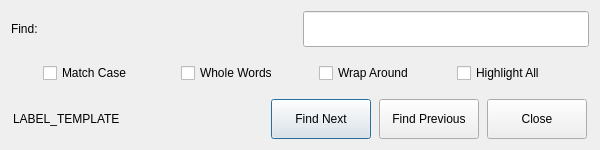
Qt form gui/ui/find_dialog.ui (imndllnuri/rv32i-emulator) before a commit.
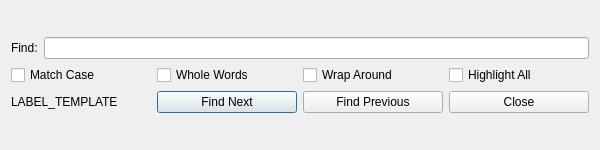
The same form after that commit.

Commit message: GUI polish: resizable Find/Replace dialogs, working Replace logic

Patch:
```diff
--- a/gui/ui/find_dialog.ui
+++ b/gui/ui/find_dialog.ui
@@ -10,30 +10,6 @@
     <height>150</height>
    </rect>
   </property>
-  <property name="sizePolicy">
-   <sizepolicy hsizetype="Fixed" vsizetype="Fixed">
-    <horstretch>0</horstretch>
-    <verstretch>0</verstretch>
-   </sizepolicy>
-  </property>
-  <property name="minimumSize">
-   <size>
-    <width>0</width>
-    <height>150</height>
-   </size>
-  </property>
-  <property name="maximumSize">
-   <size>
-    <width>600</width>
-    <height>150</height>
-   </size>
-  </property>
-  <property name="baseSize">
-   <size>
-    <width>600</width>
-    <height>300</height>
-   </size>
-  </property>
   <property name="windowTitle">
    <string>Find</string>
   </property>
@@ -47,12 +23,6 @@
        </property>
        <item>
         <widget class="QLabel" name="findLabel">
-         <property name="sizePolicy">
-          <sizepolicy hsizetype="Minimum" vsizetype="Minimum">
-           <horstretch>0</horstretch>
-           <verstretch>0</verstretch>
-          </sizepolicy>
-         </property>
          <property name="text">
           <string>Find:</string>
          </property>
@@ -60,18 +30,6 @@
        </item>
        <item>
         <widget class="QLineEdit" name="findLineEdit">
-         <property name="sizePolicy">
-          <sizepolicy hsizetype="Minimum" vsizetype="Minimum">
-           <horstretch>0</horstretch>
-           <verstretch>0</verstretch>
-          </sizepolicy>
-         </property>
-         <property name="maximumSize">
-          <size>
-           <width>16777215</width>
-           <height>100</height>
-          </size>
-         </property>
         </widget>
        </item>
       </layout>
@@ -80,24 +38,6 @@
       <layout class="QHBoxLayout" name="optionsLayout">
        <item>
         <widget class="QCheckBox" name="caseSensitiveCheckBox">
-         <property name="sizePolicy">
-          <sizepolicy hsizetype="Fixed" vsizetype="Fixed">
-           <horstretch>0</horstretch>
-           <verstretch>0</verstretch>
-          </sizepolicy>
-         </property>
-         <property name="minimumSize">
-          <size>
-           <width>100</width>
-           <height>40</height>
-          </size>
-         </property>
-         <property name="maximumSize">
-          <size>
-           <width>100</width>
-           <height>40</height>
-          </size>
-         </property>
          <property name="text">
           <string>Match Case</string>
          </property>
@@ -105,30 +45,6 @@
        </item>
        <item>
         <widget class="QCheckBox" name="wholeWordsCheckBox">
-         <property name="sizePolicy">
-          <sizepolicy hsizetype="Fixed" vsizetype="Fixed">
-           <horstretch>0</horstretch>
-           <verstretch>0</verstretch>
-          </sizepolicy>
-         </property>
-         <property name="minimumSize">
-          <size>
-           <width>100</width>
-           <height>40</height>
-          </size>
-         </property>
-         <property name="maximumSize">
-          <size>
-           <width>100</width>
-           <height>40</height>
-          </size>
-         </property>
-         <property name="baseSize">
-          <size>
-           <width>100</width>
-           <height>40</height>
-          </size>
-         </property>
          <property name="text">
           <string>Whole Words</string>
          </property>
@@ -136,24 +52,6 @@
        </item>
        <item>
         <widget class="QCheckBox" name="wrapAroundCheckBox">
-         <property name="sizePolicy">
-          <sizepolicy hsizetype="Fixed" vsizetype="Fixed">
-           <horstretch>0</horstretch>
-           <verstretch>0</verstretch>
-          </sizepolicy>
-         </property>
-         <property name="minimumSize">
-          <size>
-           <width>100</width>
-           <height>40</height>
-          </size>
-         </property>
-         <property name="maximumSize">
-          <size>
-           <width>100</width>
-           <height>40</height>
-          </size>
-         </property>
          <property name="text">
           <string>Wrap Around</string>
          </property>
@@ -161,24 +59,6 @@
        </item>
        <item>
         <widget class="QCheckBox" name="highlightAllCheckBox">
-         <property name="sizePolicy">
-          <sizepolicy hsizetype="Fixed" vsizetype="Fixed">
-           <horstretch>0</horstretch>
-           <verstretch>0</verstretch>
-          </sizepolicy>
-         </property>
-         <property name="minimumSize">
-          <size>
-           <width>100</width>
-           <height>40</height>
-          </size>
-         </property>
-         <property name="maximumSize">
-          <size>
-           <width>100</width>
-           <height>40</height>
-          </size>
-         </property>
          <property name="text">
           <string>Highlight All</string>
          </property>
@@ -193,24 +73,6 @@
          <property name="enabled">
           <bool>true</bool>
          </property>
-         <property name="sizePolicy">
-          <sizepolicy hsizetype="Fixed" vsizetype="Fixed">
-           <horstretch>0</horstretch>
-           <verstretch>0</verstretch>
-          </sizepolicy>
-         </property>
-         <property name="minimumSize">
-          <size>
-           <width>250</width>
-           <height>40</height>
-          </size>
-         </property>
-         <property name="maximumSize">
-          <size>
-           <width>250</width>
-           <height>40</height>
-          </size>
-         </property>
          <property name="text">
           <string>LABEL_TEMPLATE</string>
          </property>
@@ -218,24 +80,6 @@
        </item>
        <item>
         <widget class="QPushButton" name="findNextButton">
-         <property name="sizePolicy">
-          <sizepolicy hsizetype="Fixed" vsizetype="Fixed">
-           <horstretch>0</horstretch>
-           <verstretch>0</verstretch>
-          </sizepolicy>
-         </property>
-         <property name="minimumSize">
-          <size>
-           <width>100</width>
-           <height>40</height>
-          </size>
-         </property>
-         <property name="maximumSize">
-          <size>
-           <width>100</width>
-           <height>40</height>
-          </size>
-         </property>
          <property name="text">
           <string>Find Next</string>
          </property>
@@ -243,24 +87,6 @@
        </item>
        <item>
         <widget class="QPushButton" name="findPreviousButton">
-         <property name="sizePolicy">
-          <sizepolicy hsizetype="Fixed" vsizetype="Fixed">
-           <horstretch>0</horstretch>
-           <verstretch>0</verstretch>
-          </sizepolicy>
-         </property>
-         <property name="minimumSize">
-          <size>
-           <width>100</width>
-           <height>40</height>
-          </size>
-         </property>
-         <property name="maximumSize">
-          <size>
-           <width>100</width>
-           <height>40</height>
-          </size>
-         </property>
          <property name="text">
           <string>Find Previous</string>
          </property>
@@ -268,24 +94,6 @@
        </item>
        <item>
         <widget class="QPushButton" name="closeButton">
-         <property name="sizePolicy">
-          <sizepolicy hsizetype="Fixed" vsizetype="Fixed">
-           <horstretch>0</horstretch>
-           <verstretch>0</verstretch>
-          </sizepolicy>
-         </property>
-         <property name="minimumSize">
-          <size>
-           <width>100</width>
-           <height>40</height>
-          </size>
-         </property>
-         <property name="maximumSize">
-          <size>
-           <width>100</width>
-           <height>40</height>
-          </size>
-         </property>
          <property name="text">
           <string>Close</string>
          </property>
```
The commit also changes 2 other files.
